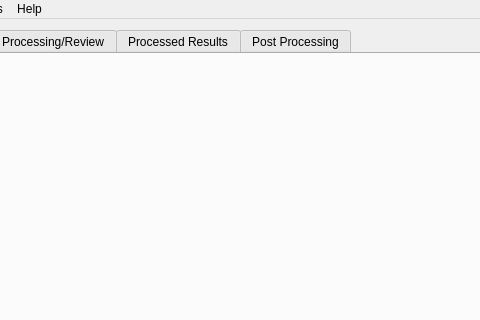
First picture: the form in src/sfg_app2/app/ui/main_window.ui, repository silanglois/SFG-App, before the edit; both pictures show x 106 to 586 and y 0 to 320 of the 800 by 600 pixel window.
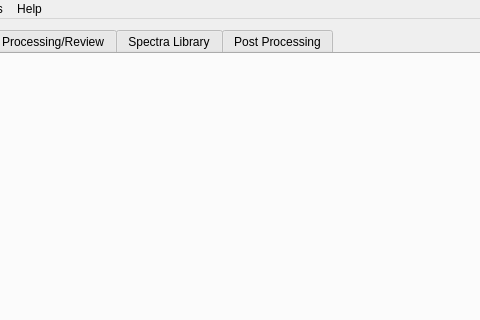
Second picture: the form after the edit.

Patch:
```diff
--- a/src/sfg_app2/app/ui/main_window.ui
+++ b/src/sfg_app2/app/ui/main_window.ui
@@ -42,7 +42,7 @@
       </widget>
       <widget class="QWidget" name="processedResultsTab">
        <attribute name="title">
-        <string>Processed Results</string>
+        <string>Spectra Library</string>
        </attribute>
        <layout class="QHBoxLayout" name="horizontalLayout_3">
         <item>
```
Left out of the diff: 4 changed lines with no effect on the pictures.
